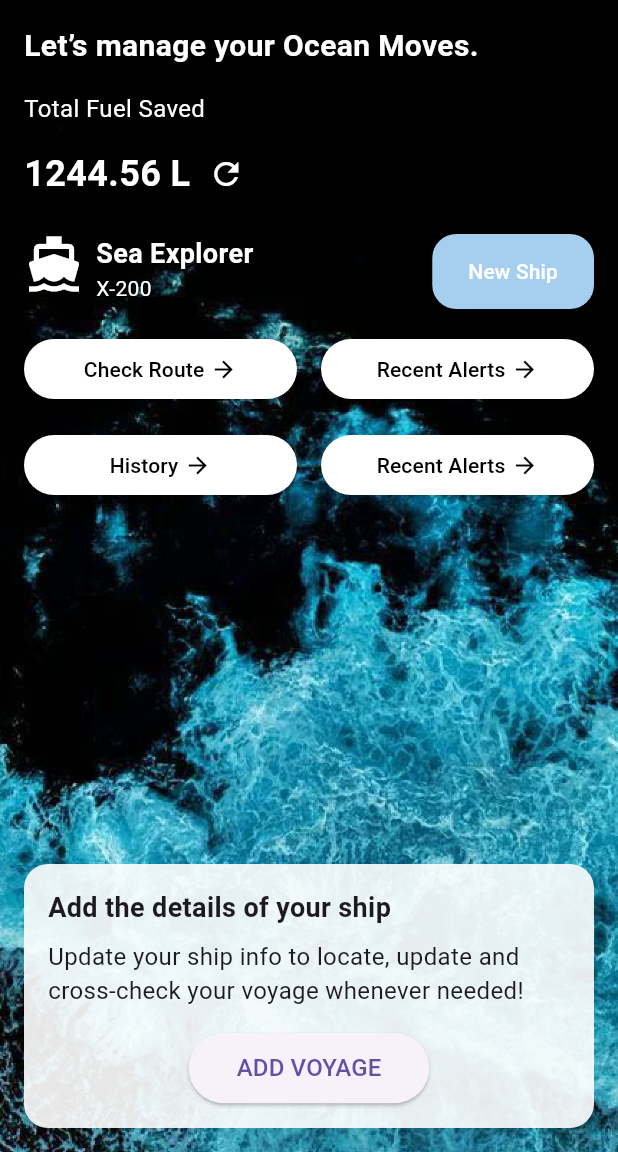
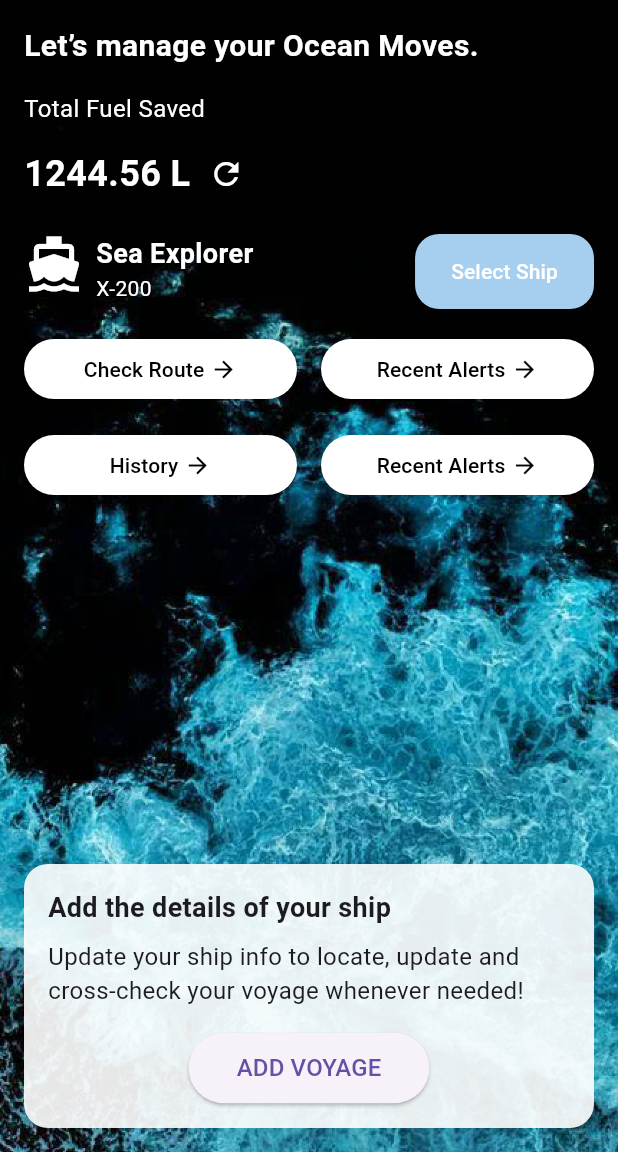
Before and after one commit to Lavitratyagi/maranaut, a Flutter app: the HomePage screen opened directly, after a tap on the "refresh" icon, on a phone screen of 412 x 824 dp, the part 84-1236 px from its top. Run offline on Flutter 3.47's test engine with Material 3 defaults, Android fonts, the light colour scheme and no system bars; our stand-ins replace flutter_map, latlong2, shared_preferences; accounts and stored records are empty.

Commit message:
Refactor API service for improved data handling and enhance HomePage with ship selection functionality

```diff
--- a/lib/screens/home_page.dart
+++ b/lib/screens/home_page.dart
@@ -1,6 +1,9 @@
 import 'package:flutter/material.dart';
 import 'package:maranaut/screens/history_voyage.dart';
+import 'package:maranaut/screens/select_ship.dart';
 import 'package:maranaut/screens/select_yoyage.dart';
+import 'package:shared_preferences/shared_preferences.dart';
+import 'dart:convert';
 
 class HomePage extends StatefulWidget {
   const HomePage({Key? key}) : super(key: key);
@@ -10,30 +13,46 @@ class HomePage extends StatefulWidget {
 }
 
 class _HomePageState extends State<HomePage> {
-  // Placeholder values; in a real app, these would be fetched from a backend.
+  // Default placeholder values.
   double totalFuelSaved = 1234.56;
   String shipName = "Sea Explorer";
   String shipModel = "X-200";
 
-  // This function would be called to refresh the fuel data from your backend.
+  // Function to refresh the fuel data.
   void _refreshFuelData() {
-    // TODO: Rehit your endpoint to fetch new fuel data.
     setState(() {
-      // For demonstration, just update with a random value.
       totalFuelSaved = totalFuelSaved + 10;
     });
+  }
+
+  // Function to load the selected ship data from local storage.
+  Future<void> loadShipData() async {
+    final prefs = await SharedPreferences.getInstance();
+    final shipJson = prefs.getString("selectedShip");
+    if (shipJson != null) {
+      final shipData = json.decode(shipJson);
+      setState(() {
+        shipName = shipData["shipName"] ?? shipName;
+        shipModel = shipData["type"] ?? shipModel;
+      });
+    }
+  }
+
+  @override
+  void initState() {
+    super.initState();
+    loadShipData();
   }
 
   @override
   Widget build(BuildContext context) {
     return Scaffold(
-      // AppBar with logo, text, and user icon; all in white.
+      // AppBar with logo, text, and user icon.
       appBar: AppBar(
         backgroundColor: Colors.black,
         iconTheme: const IconThemeData(color: Colors.white),
         title: Row(
           children: [
-            // Logo on the left
             Image.asset(
               'assets/images/logo.png', // Replace with your logo asset
               height: 30,
@@ -42,37 +61,31 @@ class _HomePageState extends State<HomePage> {
             const SizedBox(width: 8),
             const Text("MaraNaut", style: TextStyle(color: Colors.white)),
             const Spacer(),
-            // User icon on the right
             const Icon(Icons.person, color: Colors.white),
           ],
         ),
       ),
-      // Use a Stack so that the background image fills the screen and the white card is pinned at the bottom.
+      // Stack to display the background image and bottom card.
       body: Stack(
         children: [
-          // Full-screen Background image
+          // Full-screen Background image.
           Container(
             decoration: BoxDecoration(
               image: DecorationImage(
                 image: AssetImage(
-                  'assets/images/bg.png', // Replace with your background asset
-                ),
+                  'assets/images/bg.png',
+                ), // Replace with your background asset
                 fit: BoxFit.cover,
               ),
             ),
           ),
-          // Main scrollable content
+          // Main scrollable content.
           SingleChildScrollView(
-            padding: const EdgeInsets.fromLTRB(
-              16,
-              16,
-              16,
-              150,
-            ), // Extra bottom padding to avoid overlap with the bottom card.
+            padding: const EdgeInsets.fromLTRB(16, 16, 16, 150),
             child: Column(
               crossAxisAlignment: CrossAxisAlignment.start,
               children: [
-                // Header Text
+                // Header Text.
                 const Text(
                   "Let’s manage your Ocean Moves.",
                   style: TextStyle(
@@ -82,7 +95,7 @@ class _HomePageState extends State<HomePage> {
                   ),
                 ),
                 const SizedBox(height: 16),
-                // Total Fuel Saved Section
+                // Total Fuel Saved Section.
                 const Text(
                   "Total Fuel Saved",
                   style: TextStyle(fontSize: 16, color: Colors.white),
@@ -105,7 +118,7 @@ class _HomePageState extends State<HomePage> {
                   ],
                 ),
                 const SizedBox(height: 16),
-                // Ship Information Section
+                // Ship Information Section.
                 Row(
                   crossAxisAlignment: CrossAxisAlignment.start,
                   children: [
@@ -141,11 +154,11 @@ class _HomePageState extends State<HomePage> {
                         Navigator.push(
                           context,
                           MaterialPageRoute(
-                            builder: (context) => const SelectVoyagePage(),
+                            builder: (context) => const SelectShip(),
                           ),
                         );
                       },
-                      child: const Text("New Ship"),
+                      child: const Text("Select Ship"),
                       style: ElevatedButton.styleFrom(
                         foregroundColor: Colors.white,
                         backgroundColor: const Color(0xFFA6CEEF),
@@ -158,7 +171,7 @@ class _HomePageState extends State<HomePage> {
                   ],
                 ),
                 const SizedBox(height: 16),
-                // Row with two buttons: Check Route and Recent Alerts
+                // Row with two buttons: Check Route and Recent Alerts.
                 Row(
                   children: [
                     Expanded(
@@ -254,7 +267,7 @@ class _HomePageState extends State<HomePage> {
               ],
             ),
           ),
-          // White card pinned at the bottom
+          // White card pinned at the bottom.
           Positioned(
             left: 16,
             right: 16,
@@ -282,7 +295,12 @@ class _HomePageState extends State<HomePage> {
                   Center(
                     child: ElevatedButton(
                       onPressed: () {
-                        // TODO: Implement ADD VOYAGE functionality or navigation.
+                        Navigator.push(
+                          context,
+                          MaterialPageRoute(
+                            builder: (context) => const SelectVoyagePage(),
+                          ),
+                        );
                       },
                       style: ElevatedButton.styleFrom(
                         padding: const EdgeInsets.symmetric(
```
Also changed, not shown: lib/Api Service/api_service.dart (+8 -4 lines), lib/screens/select_ship.dart (added, +174 -0 lines).
